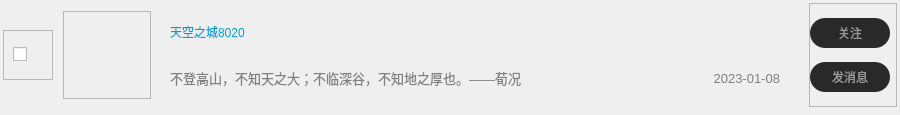
The window that VideoPlayer/creator/analydata/UserDataItem.ui (huizhang556/pc-video-player) describes before a commit, drawn with Qt 5.
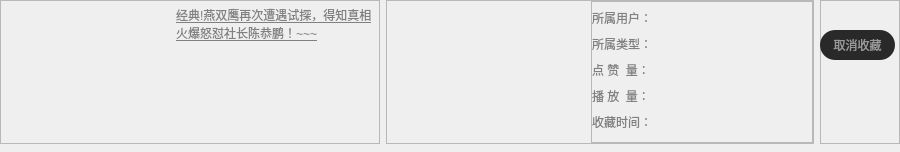
The same window after the commit. Icons and pictures are not drawn. Custom widgets are drawn as their Qt base class.

What changed in the file:
```diff
--- a/VideoPlayer/creator/analydata/UserDataItem.ui
+++ b/VideoPlayer/creator/analydata/UserDataItem.ui
@@ -7,7 +7,7 @@
     <x>0</x>
     <y>0</y>
     <width>900</width>
-    <height>110</height>
+    <height>152</height>
    </rect>
   </property>
   <property name="minimumSize">
@@ -43,19 +43,22 @@
 border-bottom: 1px dashed gray;
 }</string>
      </property>
+     <property name="currentIndex">
+      <number>1</number>
+     </property>
      <widget class="QWidget" name="page_dianzan">
       <layout class="QVBoxLayout" name="verticalLayout_2">
        <property name="spacing">
         <number>0</number>
        </property>
        <property name="leftMargin">
-        <number>3</number>
+        <number>0</number>
        </property>
        <property name="topMargin">
-        <number>3</number>
+        <number>0</number>
        </property>
        <property name="rightMargin">
-        <number>3</number>
+        <number>0</number>
        </property>
        <property name="bottomMargin">
         <number>8</number>
@@ -130,14 +133,14 @@
            <widget class="QFrame" name="frame_hreader">
             <property name="minimumSize">
              <size>
-              <width>88</width>
-              <height>88</height>
+              <width>80</width>
+              <height>80</height>
              </size>
             </property>
             <property name="maximumSize">
              <size>
-              <width>88</width>
-              <height>88</height>
+              <width>80</width>
+              <height>80</height>
              </size>
             </property>
             <property name="frameShape">
@@ -212,6 +215,21 @@
              <enum>QFrame::Raised</enum>
             </property>
             <layout class="QVBoxLayout" name="verticalLayout_5">
+             <property name="spacing">
+              <number>0</number>
+             </property>
+             <property name="leftMargin">
+              <number>0</number>
+             </property>
+             <property name="topMargin">
+              <number>0</number>
+             </property>
+             <property name="rightMargin">
+              <number>0</number>
+             </property>
+             <property name="bottomMargin">
+              <number>0</number>
+             </property>
              <item>
               <widget class="QFrame" name="frame_mid_top">
                <property name="minimumSize">
@@ -259,6 +277,7 @@
 border: none;
 color: rgb(0, 161, 214);
 text-align: left;
+font: 800 16px &quot;微软雅黑&quot;;
 }
 
 QPushButton:hover
@@ -276,16 +295,25 @@
                  <widget class="QPushButton" name="pushButton_ulevel">
                   <property name="minimumSize">
                    <size>
-                    <width>80</width>
+                    <width>70</width>
                     <height>36</height>
                    </size>
                   </property>
                   <property name="maximumSize">
                    <size>
-                    <width>80</width>
+                    <width>16777215</width>
                     <height>36</height>
                    </size>
                   </property>
+                  <property name="styleSheet">
+                   <string notr="true">QPushButton
+{
+color:gray;
+font-size: 13px;
+text-align: right;
+padding-right: 10px;
+}</string>
+                  </property>
                   <property name="text">
                    <string/>
                   </property>
@@ -380,7 +408,7 @@
 {
 color:gray;
 font-size: 13px;
-text-align: left;
+text-align: left top;
 }</string>
                   </property>
                   <property name="text">
@@ -439,13 +467,13 @@
            <widget class="QFrame" name="frame_fans">
             <property name="minimumSize">
              <size>
-              <width>88</width>
+              <width>80</width>
               <height>0</height>
              </size>
             </property>
             <property name="maximumSize">
              <size>
-              <width>88</width>
+              <width>80</width>
               <height>16777215</height>
              </size>
             </property>
@@ -571,6 +599,1067 @@
        </item>
       </layout>
      </widget>
+     <widget class="QWidget" name="page_colvideo">
+      <layout class="QVBoxLayout" name="verticalLayout_7">
+       <property name="spacing">
+        <number>0</number>
+       </property>
+       <property name="leftMargin">
+        <number>0</number>
+       </property>
+       <property name="topMargin">
+        <number>0</number>
+       </property>
+       <property name="rightMargin">
+        <number>0</number>
+       </property>
+       <property name="bottomMargin">
+        <number>8</number>
+       </property>
+       <item>
+        <widget class="QFrame" name="frame_bg_video">
+         <property name="styleSheet">
+          <string notr="true">#frame_bg_video
+{
+border-radius: 8px;
+}
+
+#frame_bg_video:hover
+{
+background-color: rgba(134, 134, 134,0.3);
+} </string>
+         </property>
+         <property name="frameShape">
+          <enum>QFrame::StyledPanel</enum>
+         </property>
+         <property name="frameShadow">
+          <enum>QFrame::Raised</enum>
+         </property>
+         <layout class="QHBoxLayout" name="horizontalLayout_4">
+          <property name="spacing">
+           <number>6</number>
+          </property>
+          <property name="leftMargin">
+           <number>0</number>
+          </property>
+          <property name="topMargin">
+           <number>0</number>
+          </property>
+          <property name="rightMargin">
+           <number>0</number>
+          </property>
+          <property name="bottomMargin">
+           <number>0</number>
+          </property>
+          <item>
+           <widget class="QFrame" name="frame_cover">
+            <property name="minimumSize">
+             <size>
+              <width>380</width>
+              <height>0</height>
+             </size>
+            </property>
+            <property name="maximumSize">
+             <size>
+              <width>380</width>
+              <height>16777215</height>
+             </size>
+            </property>
+            <property name="frameShape">
+             <enum>QFrame::StyledPanel</enum>
+            </property>
+            <property name="frameShadow">
+             <enum>QFrame::Raised</enum>
+            </property>
+            <layout class="QHBoxLayout" name="horizontalLayout_5">
+             <property name="spacing">
+              <number>5</number>
+             </property>
+             <property name="leftMargin">
+              <number>5</number>
+             </property>
+             <property name="topMargin">
+              <number>5</number>
+             </property>
+             <property name="rightMargin">
+              <number>5</number>
+             </property>
+             <property name="bottomMargin">
+              <number>5</number>
+             </property>
+             <item>
+              <widget class="QLabel" name="label_vcover">
+               <property name="minimumSize">
+                <size>
+                 <width>165</width>
+                 <height>0</height>
+                </size>
+               </property>
+               <property name="maximumSize">
+                <size>
+                 <width>165</width>
+                 <height>16777215</height>
+                </size>
+               </property>
+               <property name="styleSheet">
+                <string notr="true"/>
+               </property>
+               <property name="text">
+                <string/>
+               </property>
+              </widget>
+             </item>
+             <item>
+              <widget class="QLabel" name="label_vintro">
+               <property name="minimumSize">
+                <size>
+                 <width>200</width>
+                 <height>0</height>
+                </size>
+               </property>
+               <property name="maximumSize">
+                <size>
+                 <width>200</width>
+                 <height>16777215</height>
+                </size>
+               </property>
+               <property name="styleSheet">
+                <string notr="true">QLabel
+{
+color:	gray;
+border: none;
+font: 400 13px &quot;微软雅黑&quot;;
+text-decoration: underline;
+}</string>
+               </property>
+               <property name="text">
+                <string>经典!燕双鹰再次遭遇试探，得知真相火爆怒怼社长陈恭鹏！~~~</string>
+               </property>
+               <property name="alignment">
+                <set>Qt::AlignLeading|Qt::AlignLeft|Qt::AlignTop</set>
+               </property>
+               <property name="wordWrap">
+                <bool>true</bool>
+               </property>
+              </widget>
+             </item>
+            </layout>
+           </widget>
+          </item>
+          <item>
+           <widget class="QFrame" name="frame_2">
+            <property name="minimumSize">
+             <size>
+              <width>280</width>
+              <height>0</height>
+             </size>
+            </property>
+            <property name="frameShape">
+             <enum>QFrame::StyledPanel</enum>
+            </property>
+            <property name="frameShadow">
+             <enum>QFrame::Raised</enum>
+            </property>
+            <layout class="QHBoxLayout" name="horizontalLayout_13">
+             <property name="leftMargin">
+              <number>0</number>
+             </property>
+             <property name="topMargin">
+              <number>0</number>
+             </property>
+             <property name="rightMargin">
+              <number>0</number>
+             </property>
+             <property name="bottomMargin">
+              <number>0</number>
+             </property>
+             <item>
+              <spacer name="horizontalSpacer_3">
+               <property name="orientation">
+                <enum>Qt::Horizontal</enum>
+               </property>
+               <property name="sizeHint" stdset="0">
+                <size>
+                 <width>40</width>
+                 <height>20</height>
+                </size>
+               </property>
+              </spacer>
+             </item>
+             <item>
+              <widget class="QFrame" name="frame_4">
+               <property name="minimumSize">
+                <size>
+                 <width>200</width>
+                 <height>36</height>
+                </size>
+               </property>
+               <property name="maximumSize">
+                <size>
+                 <width>16777215</width>
+                 <height>16777215</height>
+                </size>
+               </property>
+               <property name="styleSheet">
+                <string notr="true">QPushButton
+{
+color:#018fcb;
+border: none;
+text-align: left;
+font: 400 13px &quot;微软雅黑&quot;;
+}
+
+QLabel
+{
+color: gray;
+font: 400 13px &quot;微软雅黑&quot;;
+}</string>
+               </property>
+               <property name="frameShape">
+                <enum>QFrame::StyledPanel</enum>
+               </property>
+               <property name="frameShadow">
+                <enum>QFrame::Raised</enum>
+               </property>
+               <layout class="QVBoxLayout" name="verticalLayout_8">
+                <property name="spacing">
+                 <number>0</number>
+                </property>
+                <property name="leftMargin">
+                 <number>0</number>
+                </property>
+                <property name="topMargin">
+                 <number>0</number>
+                </property>
+                <property name="rightMargin">
+                 <number>0</number>
+                </property>
+                <property name="bottomMargin">
+                 <number>0</number>
+                </property>
+                <item>
+                 <layout class="QHBoxLayout" name="horizontalLayout_6">
+                  <item>
+                   <widget class="QLabel" name="label_vuser">
+                    <property name="minimumSize">
+                     <size>
+                      <width>60</width>
+                      <height>20</height>
+                     </size>
+                    </property>
+                    <property name="maximumSize">
+                     <size>
+                      <width>60</width>
+                      <height>20</height>
+                     </size>
+                    </property>
+                    <property name="text">
+                     <string>所属用户：</string>
+                    </property>
+                   </widget>
+                  </item>
+                  <item>
+                   <widget class="QPushButton" name="pushButton_vusername">
+                    <property name="minimumSize">
+                     <size>
+                      <width>160</width>
+                      <height>20</height>
+                     </size>
+                    </property>
+                    <property name="maximumSize">
+                     <size>
+                      <width>16777215</width>
+                      <height>20</height>
+                     </size>
+                    </property>
+                    <property name="styleSheet">
+                     <string notr="true">QPushButton
+{
+border: none;
+font: 400 13px &quot;微软雅黑&quot;;
+text-align: left;
+}
+
+QPushButton:hover
+{
+color: #e5151e;
+text-decoration: underline;
+}</string>
+                    </property>
+                    <property name="text">
+                     <string/>
+                    </property>
+                   </widget>
+                  </item>
+                 </layout>
+                </item>
+                <item>
+                 <layout class="QHBoxLayout" name="horizontalLayout_7">
+                  <item>
+                   <widget class="QLabel" name="label_vtype">
+                    <property name="minimumSize">
+                     <size>
+                      <width>60</width>
+                      <height>20</height>
+                     </size>
+                    </property>
+                    <property name="maximumSize">
+                     <size>
+                      <width>60</width>
+                      <height>20</height>
+                     </size>
+                    </property>
+                    <property name="text">
+                     <string>所属类型：</string>
+                    </property>
+                   </widget>
+                  </item>
+                  <item>
+                   <widget class="QPushButton" name="pushButton_vtype">
+                    <property name="minimumSize">
+                     <size>
+                      <width>75</width>
+                      <height>20</height>
+                     </size>
+                    </property>
+                    <property name="maximumSize">
+                     <size>
+                      <width>16777215</width>
+                      <height>20</height>
+                     </size>
+                    </property>
+                    <property name="text">
+                     <string/>
+                    </property>
+                   </widget>
+                  </item>
+                 </layout>
+                </item>
+                <item>
+                 <layout class="QHBoxLayout" name="horizontalLayout_14">
+                  <item>
+                   <widget class="QLabel" name="label_likecount">
+                    <property name="minimumSize">
+                     <size>
+                      <width>60</width>
+                      <height>20</height>
+                     </size>
+                    </property>
+                    <property name="maximumSize">
+                     <size>
+                      <width>60</width>
+                      <height>20</height>
+                     </size>
+                    </property>
+                    <property name="text">
+                     <string>点 赞  量：</string>
+                    </property>
+                   </widget>
+                  </item>
+                  <item>
+                   <widget class="QPushButton" name="pushButton_vlikecount">
+                    <property name="minimumSize">
+                     <size>
+                      <width>75</width>
+                      <height>20</height>
+                     </size>
+                    </property>
+                    <property name="maximumSize">
+                     <size>
+                      <width>16777215</width>
+                      <height>20</height>
+                     </size>
+                    </property>
+                    <property name="text">
+                     <string/>
+                    </property>
+                   </widget>
+                  </item>
+                 </layout>
+                </item>
+                <item>
+                 <layout class="QHBoxLayout" name="horizontalLayout_15">
+                  <item>
+                   <widget class="QLabel" name="label_playcount">
+                    <property name="minimumSize">
+                     <size>
+                      <width>60</width>
+                      <height>20</height>
+                     </size>
+                    </property>
+                    <property name="maximumSize">
+                     <size>
+                      <width>60</width>
+                      <height>20</height>
+                     </size>
+                    </property>
+                    <property name="text">
+                     <string>播 放  量：</string>
+                    </property>
+                   </widget>
+                  </item>
+                  <item>
+                   <widget class="QPushButton" name="pushButton_vplaycount">
+                    <property name="minimumSize">
+                     <size>
+                      <width>75</width>
+                      <height>20</height>
+                     </size>
+                    </property>
+                    <property name="maximumSize">
+                     <size>
+                      <width>16777215</width>
+                      <height>20</height>
+                     </size>
+                    </property>
+                    <property name="text">
+                     <string/>
+                    </property>
+                   </widget>
+                  </item>
+                 </layout>
+                </item>
+                <item>
+                 <layout class="QHBoxLayout" name="horizontalLayout_16">
+                  <item>
+                   <widget class="QLabel" name="label_ctime">
+                    <property name="minimumSize">
+                     <size>
+                      <width>60</width>
+                      <height>20</height>
+                     </size>
+                    </property>
+                    <property name="maximumSize">
+                     <size>
+                      <width>60</width>
+                      <height>20</height>
+                     </size>
+                    </property>
+                    <property name="text">
+                     <string>收藏时间：</string>
+                    </property>
+                   </widget>
+                  </item>
+                  <item>
+                   <widget class="QPushButton" name="pushButton_vctime">
+                    <property name="minimumSize">
+                     <size>
+                      <width>0</width>
+                      <height>20</height>
+                     </size>
+                    </property>
+                    <property name="maximumSize">
+                     <size>
+                      <width>16777215</width>
+                      <height>20</height>
+                     </size>
+                    </property>
+                    <property name="styleSheet">
+                     <string notr="true">QPushButton
+{
+border: none;
+font: 400 13px &quot;微软雅黑&quot;;
+}</string>
+                    </property>
+                    <property name="text">
+                     <string/>
+                    </property>
+                   </widget>
+                  </item>
+                 </layout>
+                </item>
+               </layout>
+              </widget>
+             </item>
+            </layout>
+           </widget>
+          </item>
+          <item>
+           <widget class="QFrame" name="frame_3">
+            <property name="minimumSize">
+             <size>
+              <width>80</width>
+              <height>0</height>
+             </size>
+            </property>
+            <property name="frameShape">
+             <enum>QFrame::StyledPanel</enum>
+            </property>
+            <property name="frameShadow">
+             <enum>QFrame::Raised</enum>
+            </property>
+            <widget class="QPushButton" name="pushButton_collect">
+             <property name="geometry">
+              <rect>
+               <x>0</x>
+               <y>30</y>
+               <width>75</width>
+               <height>30</height>
+              </rect>
+             </property>
+             <property name="minimumSize">
+              <size>
+               <width>0</width>
+               <height>30</height>
+              </size>
+             </property>
+             <property name="maximumSize">
+              <size>
+               <width>16777215</width>
+               <height>30</height>
+              </size>
+             </property>
+             <property name="styleSheet">
+              <string notr="true">QPushButton
+{
+color:#999999;
+font: 400 14px &quot;微软雅黑&quot;;
+text-align: center;
+border-radius: 15px;
+background-color: #292929;
+}
+
+QPushButton:hover
+{
+color:#ffffff;
+background-color: rgba(212, 78, 125,1.0);
+}
+QPushButton:checked
+{
+color:#ffffff;
+background-color: rgba(212, 78, 125,1.0);
+}
+
+QPushButton:unchecked
+{
+color:#999999;
+background-color: #292929;
+}</string>
+             </property>
+             <property name="text">
+              <string>取消收藏</string>
+             </property>
+            </widget>
+           </widget>
+          </item>
+         </layout>
+        </widget>
+       </item>
+      </layout>
+     </widget>
+     <widget class="QWidget" name="page_comment">
+      <layout class="QVBoxLayout" name="verticalLayout_9">
+       <property name="spacing">
+        <number>0</number>
+       </property>
+       <property name="leftMargin">
+        <number>0</number>
+       </property>
+       <property name="topMargin">
+        <number>0</number>
+       </property>
+       <property name="rightMargin">
+        <number>0</number>
+       </property>
+       <property name="bottomMargin">
+        <number>8</number>
+       </property>
+       <item>
+        <widget class="QFrame" name="frame_commentall">
+         <property name="styleSheet">
+          <string notr="true">#frame_commentall
+{
+border-radius: 8px;
+}
+
+#frame_commentall:hover
+{
+background-color: rgba(134, 134, 134,0.3);
+} </string>
+         </property>
+         <property name="frameShape">
+          <enum>QFrame::StyledPanel</enum>
+         </property>
+         <property name="frameShadow">
+          <enum>QFrame::Raised</enum>
+         </property>
+         <layout class="QHBoxLayout" name="horizontalLayout_8">
+          <property name="spacing">
+           <number>0</number>
+          </property>
+          <property name="leftMargin">
+           <number>0</number>
+          </property>
+          <property name="topMargin">
+           <number>0</number>
+          </property>
+          <property name="rightMargin">
+           <number>0</number>
+          </property>
+          <property name="bottomMargin">
+           <number>8</number>
+          </property>
+          <item>
+           <widget class="QFrame" name="frame_comment_L">
+            <property name="minimumSize">
+             <size>
+              <width>50</width>
+              <height>0</height>
+             </size>
+            </property>
+            <property name="maximumSize">
+             <size>
+              <width>50</width>
+              <height>16777215</height>
+             </size>
+            </property>
+            <property name="frameShape">
+             <enum>QFrame::StyledPanel</enum>
+            </property>
+            <property name="frameShadow">
+             <enum>QFrame::Raised</enum>
+            </property>
+            <layout class="QVBoxLayout" name="verticalLayout_10">
+             <property name="leftMargin">
+              <number>5</number>
+             </property>
+             <property name="topMargin">
+              <number>4</number>
+             </property>
+             <property name="rightMargin">
+              <number>5</number>
+             </property>
+             <property name="bottomMargin">
+              <number>0</number>
+             </property>
+             <item>
+              <widget class="RoundLab" name="label_comheader">
+               <property name="minimumSize">
+                <size>
+                 <width>40</width>
+                 <height>40</height>
+                </size>
+               </property>
+               <property name="maximumSize">
+                <size>
+                 <width>40</width>
+                 <height>40</height>
+                </size>
+               </property>
+               <property name="styleSheet">
+                <string notr="true">QLabel
+{
+border-radius: 20px;
+border-image: url(:/images/user/default_header.png);
+}</string>
+               </property>
+               <property name="text">
+                <string/>
+               </property>
+              </widget>
+             </item>
+             <item>
+              <spacer name="verticalSpacer">
+               <property name="orientation">
+                <enum>Qt::Vertical</enum>
+               </property>
+               <property name="sizeHint" stdset="0">
+                <size>
+                 <width>20</width>
+                 <height>81</height>
+                </size>
+               </property>
+              </spacer>
+             </item>
+            </layout>
+           </widget>
+          </item>
+          <item>
+           <widget class="QFrame" name="frame_comment_R">
+            <property name="styleSheet">
+             <string notr="true">QPushButton
+{
+border: none;
+color: gray;
+text-align: left;
+padding-left: 5px;
+}</string>
+            </property>
+            <property name="frameShape">
+             <enum>QFrame::StyledPanel</enum>
+            </property>
+            <property name="frameShadow">
+             <enum>QFrame::Raised</enum>
+            </property>
+            <layout class="QVBoxLayout" name="verticalLayout_11">
+             <property name="spacing">
+              <number>0</number>
+             </property>
+             <property name="leftMargin">
+              <number>0</number>
+             </property>
+             <property name="topMargin">
+              <number>0</number>
+             </property>
+             <property name="rightMargin">
+              <number>0</number>
+             </property>
+             <property name="bottomMargin">
+              <number>0</number>
+             </property>
+             <item>
+              <widget class="QFrame" name="frame_name">
+               <property name="minimumSize">
+                <size>
+                 <width>0</width>
+                 <height>38</height>
+                </size>
+               </property>
+               <property name="maximumSize">
+                <size>
+                 <width>16777215</width>
+                 <height>38</height>
+                </size>
+               </property>
+               <property name="frameShape">
+                <enum>QFrame::StyledPanel</enum>
+               </property>
+               <property name="frameShadow">
+                <enum>QFrame::Raised</enum>
+               </property>
+               <layout class="QHBoxLayout" name="horizontalLayout_9">
+                <property name="spacing">
+                 <number>0</number>
+                </property>
+                <property name="leftMargin">
+                 <number>0</number>
+                </property>
+                <property name="topMargin">
+                 <number>0</number>
+                </property>
+                <property name="rightMargin">
+                 <number>0</number>
+                </property>
+                <property name="bottomMargin">
+                 <number>0</number>
+                </property>
+                <item>
+                 <widget class="QPushButton" name="pushButton_commentnick">
+                  <property name="minimumSize">
+                   <size>
+                    <width>180</width>
+                    <height>36</height>
+                   </size>
+                  </property>
+                  <property name="maximumSize">
+                   <size>
+                    <width>16777215</width>
+                    <height>36</height>
+                   </size>
+                  </property>
+                  <property name="styleSheet">
+                   <string notr="true">QPushButton
+{
+color: rgb(0, 161, 214);
+font: 800 16px &quot;微软雅黑&quot;;
+}
+
+QPushButton:hover
+{
+color: #f52c85;
+text-decoration: underline;
+}
+</string>
+                  </property>
+                  <property name="text">
+                   <string>天空之城8020</string>
+                  </property>
+                 </widget>
+                </item>
+                <item>
+                 <widget class="QPushButton" name="pushButton">
+                  <property name="minimumSize">
+                   <size>
+                    <width>60</width>
+                    <height>36</height>
+                   </size>
+                  </property>
+                  <property name="maximumSize">
+                   <size>
+                    <width>16777215</width>
+                    <height>36</height>
+                   </size>
+                  </property>
+                  <property name="styleSheet">
+                   <string notr="true">QPushButton
+{
+font: 400 13px &quot;微软雅黑&quot;;
+}
+</string>
+                  </property>
+                  <property name="text">
+                   <string>3分钟前</string>
+                  </property>
+                 </widget>
+                </item>
+                <item>
+                 <widget class="QPushButton" name="pushButton_comtime">
+                  <property name="minimumSize">
+                   <size>
+                    <width>100</width>
+                    <height>36</height>
+                   </size>
+                  </property>
+                  <property name="maximumSize">
+                   <size>
+                    <width>16777215</width>
+                    <height>36</height>
+                   </size>
+                  </property>
+                  <property name="styleSheet">
+                   <string notr="true">QPushButton
+{
+font: 400 13px &quot;微软雅黑&quot;;
+}
+</string>
+                  </property>
+                  <property name="text">
+                   <string>2022-09-09</string>
+                  </property>
+                 </widget>
+                </item>
+                <item>
+                 <spacer name="horizontalSpacer_4">
+                  <property name="orientation">
+                   <enum>Qt::Horizontal</enum>
+                  </property>
+                  <property name="sizeHint" stdset="0">
+                   <size>
+                    <width>503</width>
+                    <height>20</height>
+                   </size>
+                  </property>
+                 </spacer>
+                </item>
+               </layout>
+              </widget>
+             </item>
+             <item>
+              <widget class="QFrame" name="frame_oldcomment">
+               <property name="minimumSize">
+                <size>
+                 <width>0</width>
+                 <height>32</height>
+                </size>
+               </property>
+               <property name="maximumSize">
+                <size>
+                 <width>16777215</width>
+                 <height>32</height>
+                </size>
+               </property>
+               <property name="frameShape">
+                <enum>QFrame::StyledPanel</enum>
+               </property>
+               <property name="frameShadow">
+                <enum>QFrame::Raised</enum>
+               </property>
+               <layout class="QHBoxLayout" name="horizontalLayout_10">
+                <property name="spacing">
+                 <number>0</number>
+                </property>
+                <property name="leftMargin">
+                 <number>0</number>
+                </property>
+                <property name="topMargin">
+                 <number>0</number>
+                </property>
+                <property name="rightMargin">
+                 <number>0</number>
+                </property>
+                <property name="bottomMargin">
+                 <number>0</number>
+                </property>
+                <item>
+                 <widget class="QPushButton" name="pushButton_oldcomment">
+                  <property name="minimumSize">
+                   <size>
+                    <width>0</width>
+                    <height>30</height>
+                   </size>
+                  </property>
+                  <property name="maximumSize">
+                   <size>
+                    <width>16777215</width>
+                    <height>30</height>
+                   </size>
+                  </property>
+                  <property name="styleSheet">
+                   <string notr="true">QPushButton
+{
+font: 400 13px &quot;微软雅黑&quot;;
+}
+</string>
+                  </property>
+                  <property name="text">
+                   <string>up主，难得能出这么用心的教程，大赞！~~~</string>
+                  </property>
+                 </widget>
+                </item>
+               </layout>
+              </widget>
+             </item>
+             <item>
+              <widget class="QFrame" name="frame_newcomment">
+               <property name="minimumSize">
+                <size>
+                 <width>0</width>
+                 <height>32</height>
+                </size>
+               </property>
+               <property name="maximumSize">
+                <size>
+                 <width>16777215</width>
+                 <height>32</height>
+                </size>
+               </property>
+               <property name="frameShape">
+                <enum>QFrame::StyledPanel</enum>
+               </property>
+               <property name="frameShadow">
+                <enum>QFrame::Raised</enum>
+               </property>
+               <layout class="QHBoxLayout" name="horizontalLayout_11">
+                <property name="spacing">
+                 <number>0</number>
+                </property>
+                <property name="leftMargin">
+                 <number>0</number>
+                </property>
+                <property name="topMargin">
+                 <number>0</number>
+                </property>
+                <property name="rightMargin">
+                 <number>0</number>
+                </property>
+                <property name="bottomMargin">
+                 <number>0</number>
+                </property>
+                <item>
+                 <widget class="QPushButton" name="pushButton_newcomment">
+                  <property name="minimumSize">
+                   <size>
+                    <width>0</width>
+                    <height>30</height>
+                   </size>
+                  </property>
+                  <property name="maximumSize">
+                   <size>
+                    <width>16777215</width>
+                    <height>30</height>
+                   </size>
+                  </property>
+                  <property name="styleSheet">
+                   <string notr="true">QPushButton
+{
+font: 400 13px &quot;微软雅黑&quot;;
+}
+</string>
+                  </property>
+                  <property name="text">
+                   <string>2023-07-01 10:38 评论我的观点：谢谢你的坑定，我会继续努力的!!!</string>
+                  </property>
+                 </widget>
+                </item>
+               </layout>
+              </widget>
+             </item>
+             <item>
+              <widget class="QFrame" name="frame_likecomment">
+               <property name="minimumSize">
+                <size>
+                 <width>0</width>
+                 <height>32</height>
+                </size>
+               </property>
+               <property name="maximumSize">
+                <size>
+                 <width>16777215</width>
+                 <height>32</height>
+                </size>
+               </property>
+               <property name="frameShape">
+                <enum>QFrame::StyledPanel</enum>
+               </property>
+               <property name="frameShadow">
+                <enum>QFrame::Raised</enum>
+               </property>
+               <layout class="QHBoxLayout" name="horizontalLayout_12">
+                <property name="spacing">
+                 <number>0</number>
+                </property>
+                <property name="leftMargin">
+                 <number>0</number>
+                </property>
+                <property name="topMargin">
+                 <number>0</number>
+                </property>
+                <property name="rightMargin">
+                 <number>0</number>
+                </property>
+                <property name="bottomMargin">
+                 <number>0</number>
+                </property>
+                <item>
+                 <widget class="QPushButton" name="pushButton_likecomment">
+                  <property name="minimumSize">
+                   <size>
+                    <width>100</width>
+                    <height>30</height>
+                   </size>
+                  </property>
+                  <property name="maximumSize">
+                   <size>
+                    <width>16777215</width>
+                    <height>30</height>
+                   </size>
+                  </property>
+                  <property name="styleSheet">
+                   <string notr="true">QPushButton
+{
+font: 400 13px &quot;微软雅黑&quot;;
+}
+</string>
+                  </property>
+                  <property name="text">
+                   <string>赞：30</string>
+                  </property>
+                 </widget>
+                </item>
+                <item>
+                 <spacer name="horizontalSpacer_6">
+                  <property name="orientation">
+                   <enum>Qt::Horizontal</enum>
+                  </property>
+                  <property name="sizeHint" stdset="0">
+                   <size>
+                    <width>743</width>
+                    <height>20</height>
+                   </size>
+                  </property>
+                 </spacer>
+                </item>
+               </layout>
+              </widget>
+             </item>
+            </layout>
+           </widget>
+          </item>
+         </layout>
+        </widget>
+       </item>
+      </layout>
+     </widget>
     </widget>
    </item>
   </layout>
```
Left out of the diff: 38 changed lines with no effect on the pictures.
